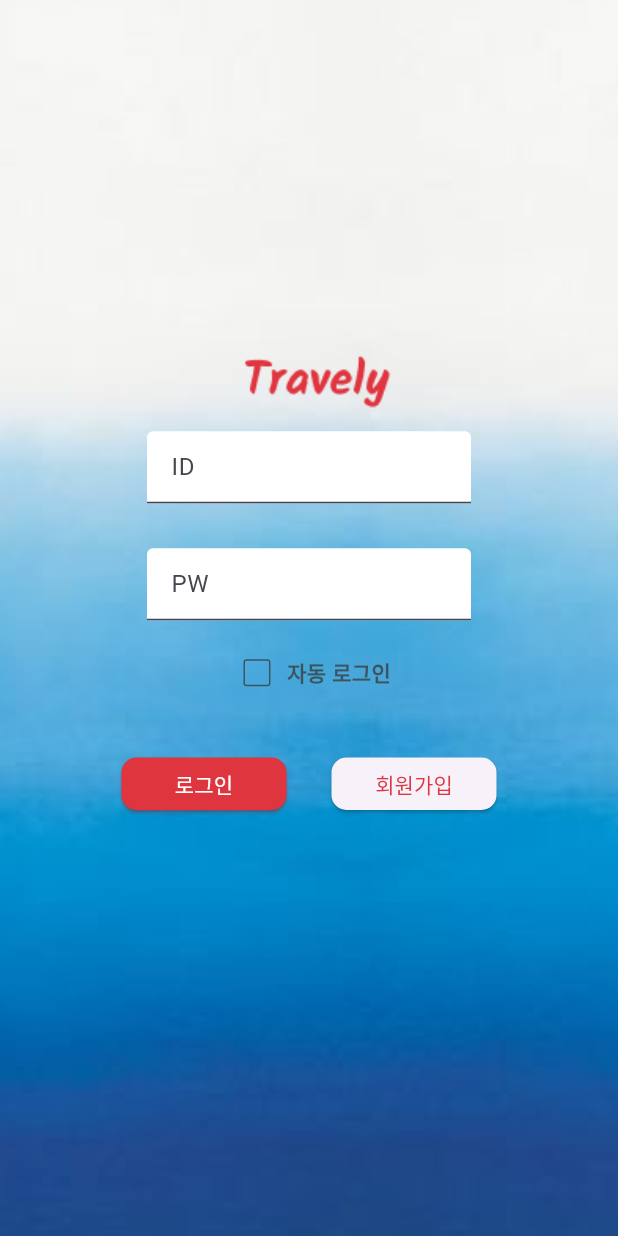
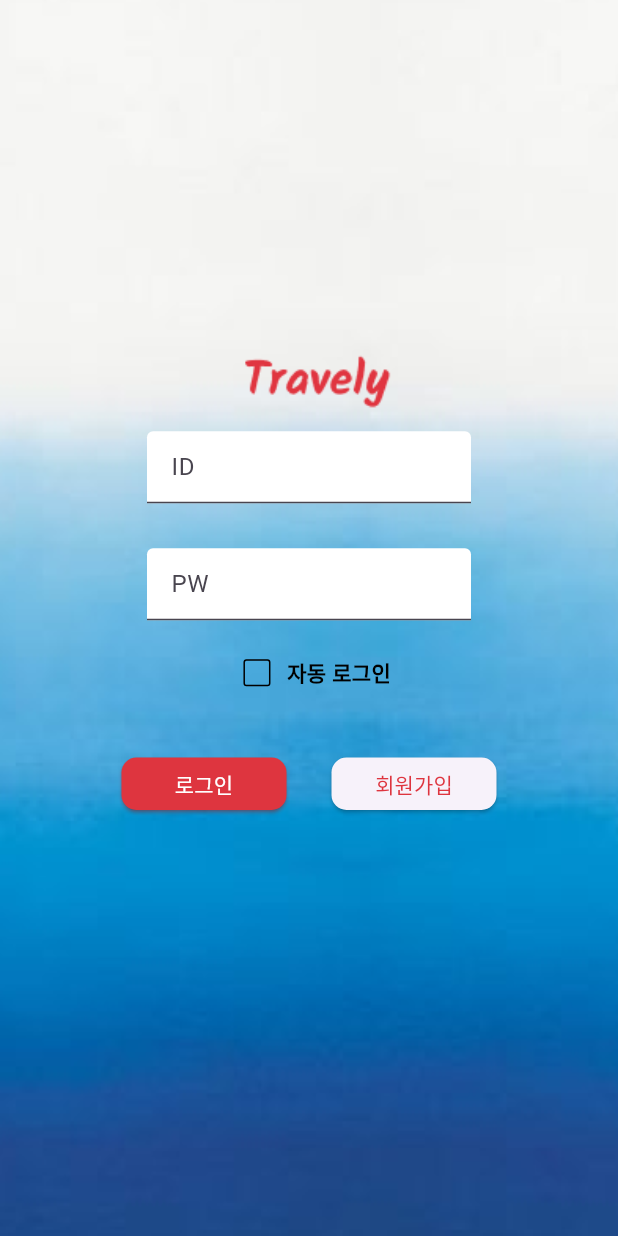
Before and after one commit to rlawndud/Travely, a Flutter app: the screen it shows after launch, on a phone screen of 412 x 824 dp. Run offline on Flutter 3.47's test engine with Material 3 defaults, Android fonts, the phone set to English and light mode, and no system bars; our stand-ins replace cloud_firestore, firebase_auth, flutter_screenutil, fluttertoast, get, google_maps_flutter and 2 more; accounts and stored records are empty; network calls fail.

Commit message:
text detail 수정

```diff
--- a/lib/home.dart
+++ b/lib/home.dart
@@ -81,9 +81,9 @@ class _HomeState extends State<Home> {
           appBar: AppBar(
             title: const Text('Travely',
                 style: TextStyle(
-                  fontFamily: 'Open Sans',
+                  fontFamily: 'Agro',
                   fontSize: 22,
-                  fontWeight: FontWeight.normal,
+                  fontWeight: FontWeight.w500,
                   color: Colors.white,
                 )),
             centerTitle: true,
--- a/lib/login.dart
+++ b/lib/login.dart
@@ -129,7 +129,7 @@ class Login extends StatelessWidget {
                                 activeColor: mainColor,
                                 checkColor: Colors.white,
                                 side: BorderSide(
-                                  color: Color.fromARGB(195, 58, 58, 58),
+                                  color: Colors.black,
                                 ),
                                 value: _isAutoLogin.value,
                                 onChanged: (bool? value) {
@@ -139,8 +139,8 @@ class Login extends StatelessWidget {
                           Text(
                             '자동 로그인',
                             style: TextStyle(
-                              color: Color.fromARGB(195, 58, 58, 58),
-                              fontWeight: FontWeight.bold,
+                              color: Colors.black,
+                              fontWeight: FontWeight.w700,
                             ),
                           ),
                         ],
```
